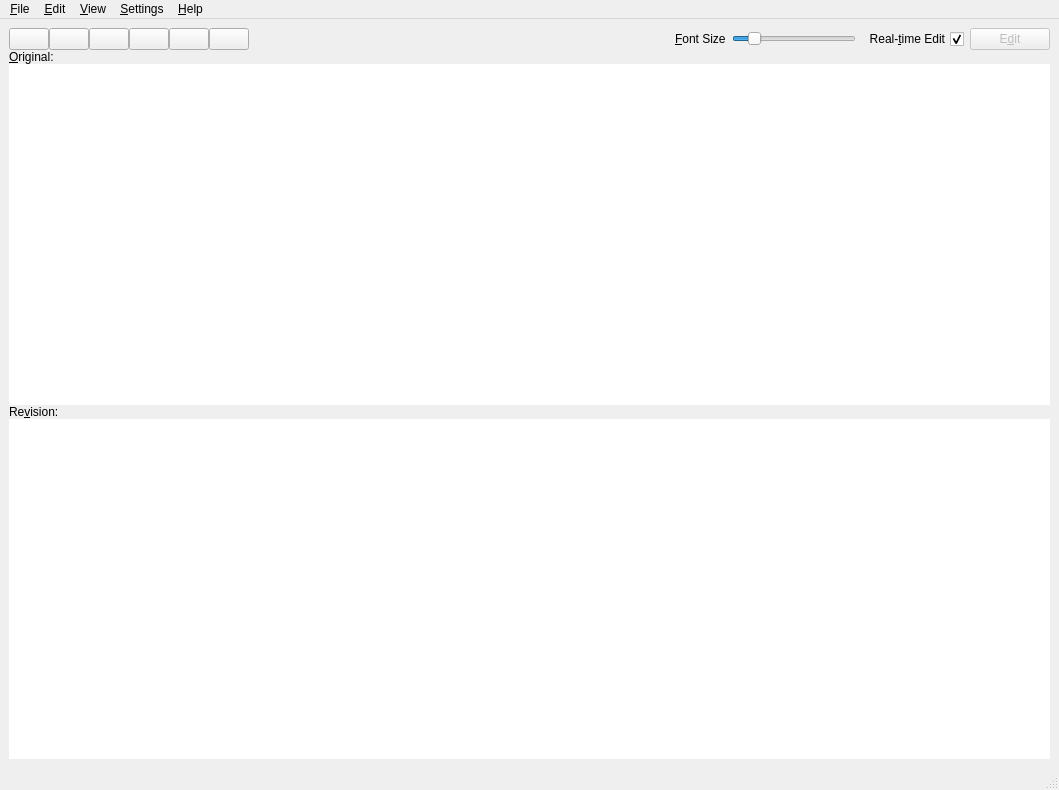
Qt form negar_gui/mwin.ui (javadr/negar-gui) before a commit.
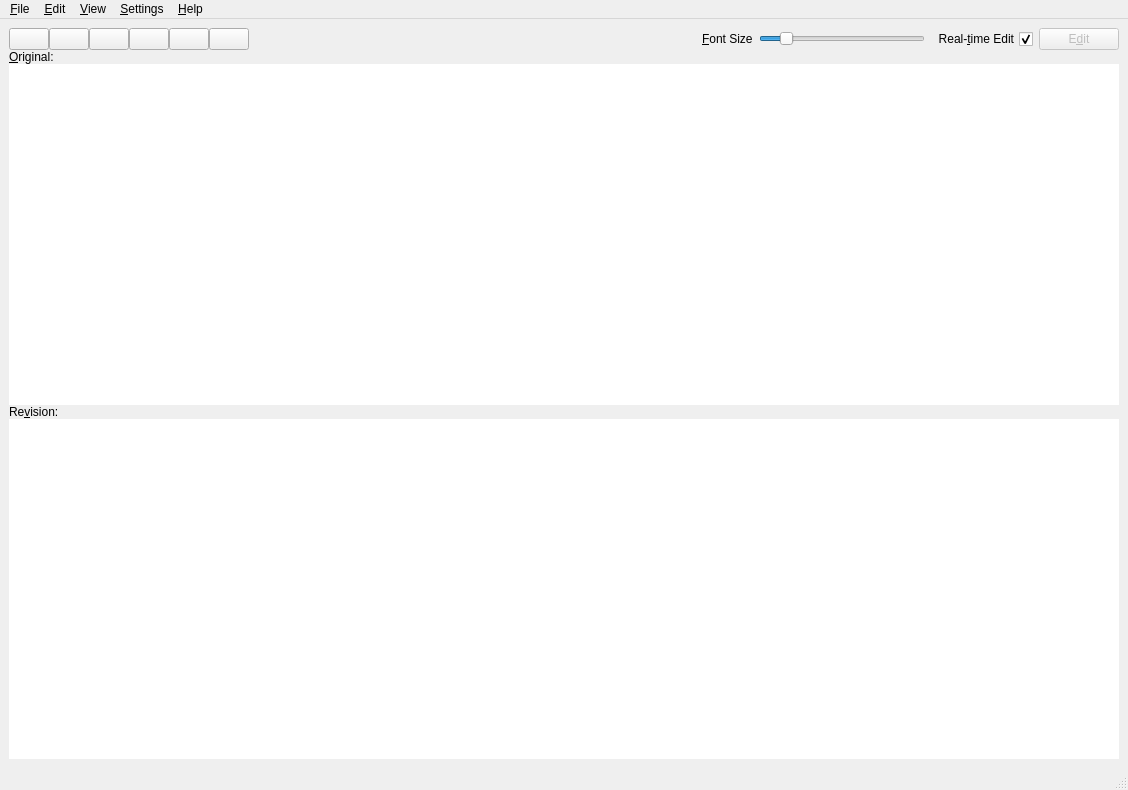
The same form after that commit. Icons and pictures are not drawn.

```diff
--- a/negar_gui/mwin.ui
+++ b/negar_gui/mwin.ui
@@ -6,7 +6,7 @@
    <rect>
     <x>0</x>
     <y>0</y>
-    <width>1059</width>
+    <width>1128</width>
     <height>790</height>
    </rect>
   </property>
@@ -439,7 +439,7 @@
     <rect>
      <x>0</x>
      <y>0</y>
-     <width>1059</width>
+     <width>1128</width>
      <height>27</height>
     </rect>
    </property>
```
Left out of the diff: 4 changed lines with no effect on the pictures.
